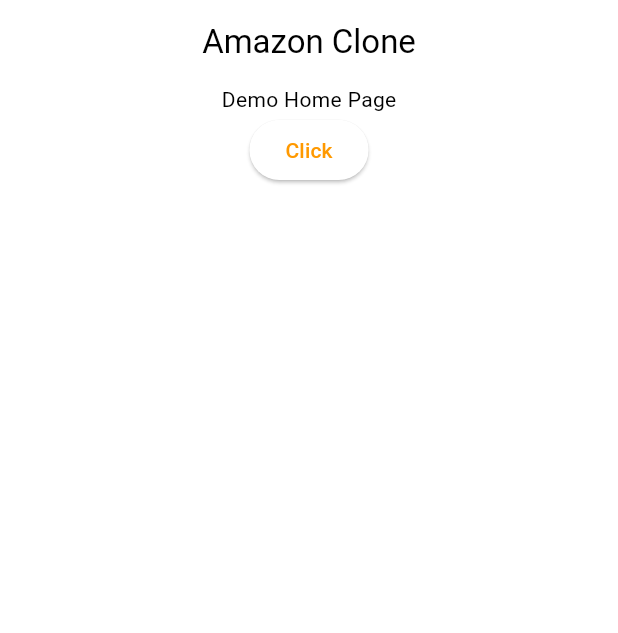
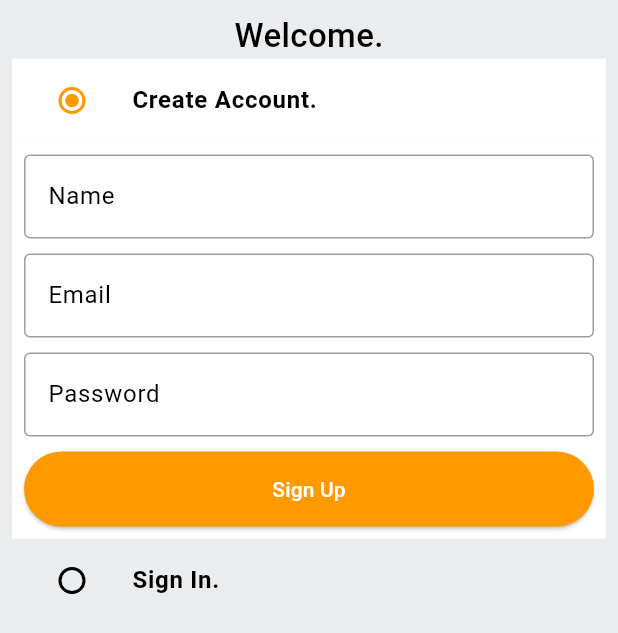
Before and after one commit to Nahid-web/amazon_clone, a Flutter app: the screen it shows after launch, on a phone screen of 412 x 824 dp. Shown: the top 633 px of the screen. Run offline on Flutter 3.47's test engine with Material 3 defaults, Android fonts, the phone set to English and light mode, and no system bars.

Commit message:
after eid vacation

```diff
--- /dev/null
+++ b/lib/common/widgets/custom_button.dart
@@ -0,0 +1,22 @@
+import 'package:amazon_clone/constants/global_variables.dart';
+import 'package:flutter/material.dart';
+
+class CustomButton extends StatelessWidget {
+  final String text;
+  final VoidCallback onTap;
+
+  const CustomButton({super.key, required this.text, required this.onTap});
+
+  @override
+  Widget build(BuildContext context) {
+    return ElevatedButton(
+      onPressed: onTap,
+      style: ElevatedButton.styleFrom(
+        minimumSize: const Size(double.infinity, 50),
+        backgroundColor: GlobalVariables.secondaryColor,
+        foregroundColor: Colors.white,
+      ),
+      child: Text(text),
+    );
+  }
+}
--- /dev/null
+++ b/lib/common/widgets/custom_textfield.dart
@@ -0,0 +1,31 @@
+import 'package:flutter/material.dart';
+
+class CustomTextField extends StatelessWidget {
+  final TextEditingController controller;
+  final String hintText;
+
+  const CustomTextField(
+      {super.key, required this.controller, required this.hintText});
+
+  @override
+  Widget build(BuildContext context) {
+    return TextFormField(
+      controller: controller,
+      decoration: InputDecoration(
+        hintText: hintText,
+        border: const OutlineInputBorder(
+          borderSide: BorderSide(color: Colors.black38),
+        ),
+        enabledBorder: const OutlineInputBorder(
+          borderSide: BorderSide(color: Colors.black38),
+        ),
+      ),
+      validator: (val) {
+        if (val == null || val.isEmpty) {
+          return "Enter your $hintText";
+        }
+        return null;
+      },
+    );
+  }
+}
--- a/lib/constants/global_variables.dart
+++ b/lib/constants/global_variables.dart
@@ -1,6 +1,6 @@
+import 'package:flutter/material.dart';
 
-
-import 'package:flutter/material.dart';
+String uri = "http://192.168.0.109:3000";
 
 class GlobalVariables {
   // COLORS
@@ -14,9 +14,7 @@ class GlobalVariables {
 
   static const secondaryColor = Color.fromRGBO(255, 153, 0, 1);
   static const backgroundColor = Colors.white;
-  static const Color greyBackgroundCOlor = Color(0xffebecee);
+  static const Color greyBackgroundColor = Color(0xffebecee);
   static var selectedNavBarColor = Colors.cyan[800]!;
   static const unselectedNavBarColor = Colors.black87;
-
-
 }
--- /dev/null
+++ b/lib/features/auth/screen/auth_screen.dart
@@ -0,0 +1,173 @@
+import 'package:amazon_clone/common/widgets/custom_button.dart';
+import 'package:amazon_clone/common/widgets/custom_textfield.dart';
+import 'package:amazon_clone/constants/global_variables.dart';
+import 'package:amazon_clone/features/auth/services/auth_service.dart';
+import 'package:flutter/material.dart';
+
+enum Auth {
+  signIn,
+  signUp,
+}
+
+class AuthScreen extends StatefulWidget {
+  static const String routeName = '/auth-screen';
+
+  const AuthScreen({super.key});
+
+  @override
+  State<AuthScreen> createState() => _AuthScreenState();
+}
+
+class _AuthScreenState extends State<AuthScreen> {
+  Auth _auth = Auth.signUp;
+  final _signUpFormKey = GlobalKey<FormState>();
+  final _signInFormKey = GlobalKey<FormState>();
+  AuthService authService = AuthService();
+  final TextEditingController _emailController = TextEditingController();
+  final TextEditingController _passwordController = TextEditingController();
+  final TextEditingController _nameController = TextEditingController();
+
+  void signUpUser() {
+    authService.signUpUser(
+      context: context,
+      email: _emailController.text,
+      password: _passwordController.text,
+      name: _passwordController.text,
+    );
+  }
+
+  @override
+  void dispose() {
+    // TODO: implement dispose
+    super.dispose();
+    _emailController.dispose();
+    _passwordController.dispose();
+    _nameController.dispose();
+  }
+
+  @override
+  Widget build(BuildContext context) {
+    return Scaffold(
+      backgroundColor: GlobalVariables.greyBackgroundColor,
+      body: SafeArea(
+        child: Padding(
+          padding: const EdgeInsets.all(8.0),
+          child: Column(
+            children: [
+              const Text(
+                'Welcome.',
+                style: TextStyle(fontSize: 22, fontWeight: FontWeight.w500),
+              ),
+              ListTile(
+                tileColor: _auth == Auth.signUp
+                    ? GlobalVariables.backgroundColor
+                    : GlobalVariables.greyBackgroundColor,
+                title: const Text(
+                  'Create Account.',
+                  style: TextStyle(fontWeight: FontWeight.bold),
+                ),
+                leading: Radio(
+                  value: Auth.signUp,
+                  groupValue: _auth,
+                  onChanged: (Auth? val) {
+                    setState(() {
+                      _auth = val!;
+                    });
+                  },
+                ),
+              ),
+              if (_auth == Auth.signUp)
+                Container(
+                  padding: const EdgeInsets.all(8),
+                  color: GlobalVariables.backgroundColor,
+                  child: Form(
+                    key: _signUpFormKey,
+                    child: Column(
+                      children: [
+                        CustomTextField(
+                          controller: _nameController,
+                          hintText: 'Name',
+                        ),
+                        const SizedBox(
+                          height: 10,
+                        ),
+                        CustomTextField(
+                          controller: _emailController,
+                          hintText: 'Email',
+                        ),
+                        const SizedBox(
+                          height: 10,
+                        ),
+                        CustomTextField(
+                          controller: _passwordController,
+                          hintText: 'Password',
+                        ),
+                        const SizedBox(
+                          height: 10,
+                        ),
+                        CustomButton(
+                          text: 'Sign Up',
+                          onTap: () {
+                            if (_signUpFormKey.currentState!.validate()) {
+                              signUpUser();
+                            }
+                          },
+                        )
+                      ],
+                    ),
+                  ),
+                ),
+              ListTile(
+                tileColor: _auth == Auth.signIn
+                    ? GlobalVariables.backgroundColor
+                    : GlobalVariables.greyBackgroundColor,
+                title: const Text(
+                  'Sign In.',
+                  style: TextStyle(fontWeight: FontWeight.bold),
+                ),
+                leading: Radio(
+                  value: Auth.signIn,
+                  groupValue: _auth,
+                  onChanged: (Auth? val) {
+                    setState(() {
+                      _auth = val!;
+                    });
+                  },
+                ),
+              ),
+              if (_auth == Auth.signIn)
+                Container(
+                  padding: const EdgeInsets.all(8),
+                  color: GlobalVariables.backgroundColor,
+                  child: Form(
+                    key: _signInFormKey,
+                    child: Column(
+                      children: [
+                        CustomTextField(
+                          controller: _emailController,
+                          hintText: 'Email',
+                        ),
+                        const SizedBox(
+                          height: 10,
+                        ),
+                        CustomTextField(
+                          controller: _passwordController,
+                          hintText: 'Password',
+                        ),
+                        CustomButton(
+                          text: 'Sign In',
+                          onTap: () {
+                            if (_signInFormKey.currentState!.validate()) {}
+                          },
+                        )
+                      ],
+                    ),
+                  ),
+                ),
+            ],
+          ),
+        ),
+      ),
+    );
+  }
+}
--- /dev/null
+++ b/lib/features/auth/services/auth_service.dart
@@ -0,0 +1,53 @@
+import 'dart:convert';
+
+import 'package:amazon_clone/constants/error_handling.dart';
+import 'package:amazon_clone/constants/global_variables.dart';
+import 'package:amazon_clone/constants/utils.dart';
+import 'package:amazon_clone/model/user.dart';
+import 'package:flutter/material.dart';
+import 'package:http/http.dart' as http;
+
+class AuthService {
+  //sign up
+  void signUpUser({
+    required BuildContext context,
+    required String email,
+    required String password,
+    required String name,
+  }) async {
+    try {
+      User user = User(
+        name: name,
+        email: email,
+        password: password,
+        address: '',
+        sId: '',
+        // iV: null,
+        type: '',
+      );
+
+      print(jsonEncode(user));
+      http.Response res = await http.post(
+        Uri.parse('$uri/api/signup/'),
+        body: jsonEncode(user),
+        headers: <String, String>{
+          'Content-Type': 'application/json; charset=UTF-8',
+        },
+      );
+
+      print(res.body);
+
+      httpErrorHandle(
+          response: res,
+          context: context,
+          onSuccess: () {
+            showSnackBar(
+              context,
+              'Account created! login with the same credentials!',
+            );
+          });
+    } catch (e) {
+      showSnackBar(context, e.toString());
+    }
+  }
+}
--- a/lib/main.dart
+++ b/lib/main.dart
@@ -1,6 +1,7 @@
 import 'package:amazon_clone/constants/global_variables.dart';
+import 'package:amazon_clone/features/auth/screen/auth_screen.dart';
+import 'package:amazon_clone/router.dart';
 import 'package:flutter/material.dart';
-import 'package:flutter/widgets.dart';
 
 void main() {
   runApp(const MyApp());
@@ -13,32 +14,20 @@ class MyApp extends StatelessWidget {
   Widget build(BuildContext context) {
     return MaterialApp(
       title: 'Amazon Clone',
+      onGenerateRoute: (settings) => generateRoute(settings),
       theme: ThemeData(
         scaffoldBackgroundColor: GlobalVariables.backgroundColor,
-        colorScheme: ColorScheme.light(
+        colorScheme: const ColorScheme.light(
           primary: GlobalVariables.secondaryColor,
         ),
-        appBarTheme: AppBarTheme(
+        appBarTheme: const AppBarTheme(
           elevation: 0,
           iconTheme: IconThemeData(
             color: Colors.black,
-          )
-        )
-      ),
-      home: Scaffold(
-        appBar: AppBar(
-          title: Text('Amazon Clone'),
-          centerTitle: true,
-        ),
-        body: Center(
-          child: Column(
-            children: [
-              Text('Demo Home Page'),
-              ElevatedButton(onPressed: (){}, child: Text('Click'))
-            ],
           ),
         ),
       ),
+      home: const AuthScreen(),
     );
   }
 }
--- /dev/null
+++ b/lib/model/user.dart
@@ -0,0 +1,42 @@
+class User {
+  String? name;
+  String? email;
+  String? password;
+  String? address;
+  String? type;
+  String? sId;
+
+  // int? iV;
+
+  User({
+    this.name,
+    this.email,
+    this.password,
+    this.address,
+    this.type,
+    this.sId,
+    // this.iV
+  });
+
+  User.fromJson(Map<String, dynamic> json) {
+    name = json['name'];
+    email = json['email'];
+    password = json['password'];
+    address = json['address'];
+    type = json['type'];
+    sId = json['_id'];
+    // iV = json['__v'];
+  }
+
+  Map<String, dynamic> toJson() {
+    final Map<String, dynamic> data = <String, dynamic>{};
+    data['name'] = name;
+    data['email'] = email;
+    data['password'] = password;
+    data['address'] = address;
+    data['type'] = type;
+    data['_id'] = sId;
+    // data['__v'] = iV;
+    return data;
+  }
+}
--- a/pubspec.yaml
+++ b/pubspec.yaml
@@ -35,6 +35,7 @@ dependencies:
   # The following adds the Cupertino Icons font to your application.
   # Use with the CupertinoIcons class for iOS style icons.
   cupertino_icons: ^1.0.6
+  http: ^1.2.1
 
 dev_dependencies:
   flutter_test:
```
Also changed, not shown: lib/constants/error_handling.dart (added, +24 -0 lines), lib/constants/utils.dart (added, +9 -0 lines), lib/router.dart (added, +20 -0 lines), pubspec.lock, 5 other files.
